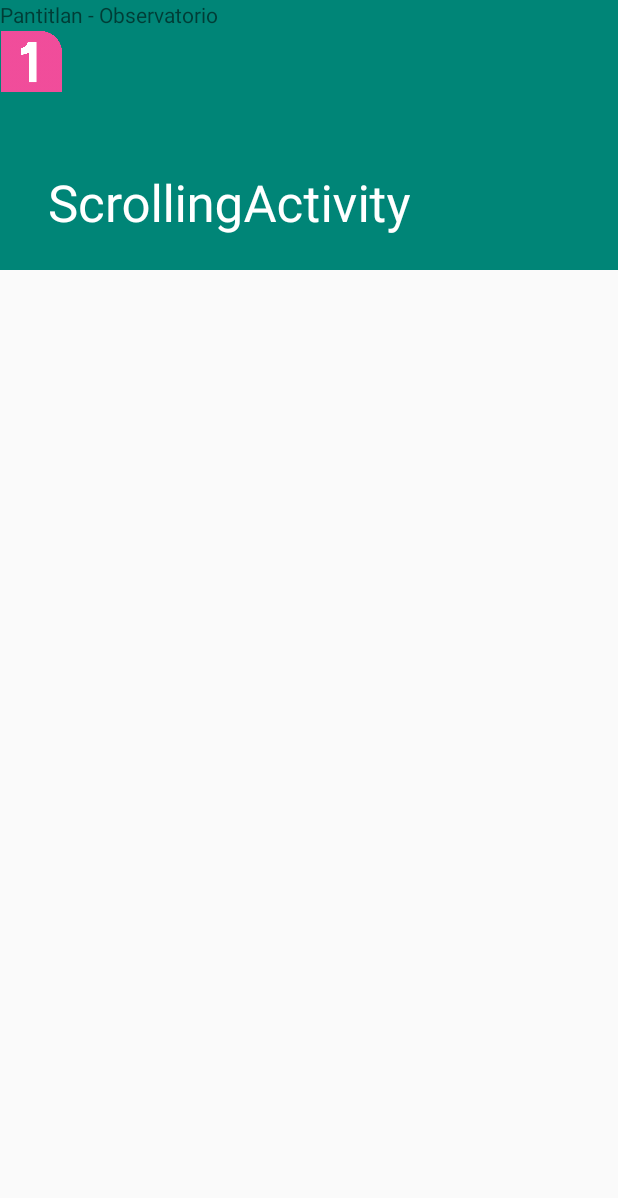
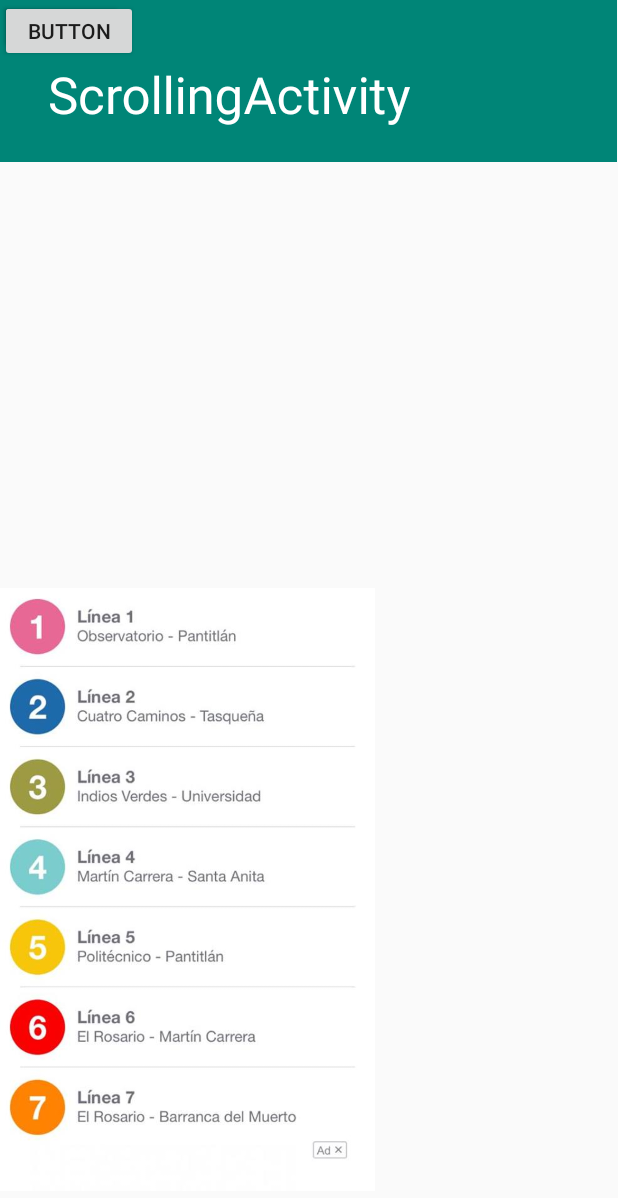
Before and after one commit to Fprietod/appmetro, an Android app: the ScrollingActivity screen opened directly, with no data from a screen before it, on a phone screen of 412 x 824 dp. Shown: the top 1198 px of the screen. Run offline under Robolectric (Android 15) with nearby library versions, the phone set to English and light mode, and no system bars; 1 statement that could not run was skipped.

Commit message:
Agregue pantalla

```diff
--- a/app/src/main/res/layout/activity_scrolling.xml
+++ b/app/src/main/res/layout/activity_scrolling.xml
@@ -6,15 +6,16 @@
     android:layout_width="match_parent"
     android:layout_height="match_parent"
     android:fitsSystemWindows="true"
-    tools:context=".ScrollingActivity">
+    tools:context=".ScrollingActivity"
+    tools:layout_editor_absoluteY="25dp">
 
     <android.support.design.widget.AppBarLayout
         android:id="@+id/app_bar"
         android:layout_width="wrap_content"
-        android:layout_height="180dp"
+        android:layout_height="108dp"
         android:fitsSystemWindows="true"
         android:theme="@style/AppTheme.AppBarOverlay"
-        app:layout_constraintStart_toStartOf="parent"
+        app:layout_constraintStart_toStartOf="@+id/button6"
         app:layout_constraintTop_toTopOf="parent">
 
         <android.support.design.widget.CollapsingToolbarLayout
@@ -37,19 +38,36 @@
     </android.support.design.widget.AppBarLayout>
 
     <ImageView
-        android:id="@+id/imageView4"
-        android:layout_width="42dp"
-        android:layout_height="82dp"
-        app:srcCompat="@drawable/linea1"
-        tools:layout_editor_absoluteX="16dp"
-        tools:layout_editor_absoluteY="163dp" />
+        android:id="@+id/imageView8"
+        android:layout_width="250dp"
+        android:layout_height="462dp"
+        app:layout_constraintBottom_toBottomOf="parent"
+        app:layout_constraintStart_toStartOf="@+id/app_bar"
+        app:srcCompat="@drawable/lineas" />
 
-    <TextView
-        android:id="@+id/textView"
-        android:layout_width="wrap_content"
-        android:layout_height="wrap_content"
-        android:text="Pantitlan - Observatorio"
-        tools:layout_editor_absoluteX="65dp"
-        tools:layout_editor_absoluteY="197dp" />
+    <Button
+        android:id="@+id/button6"
+        android:layout_width="1dp"
+        android:layout_height="134dp"
+        android:text="Button"
+        app:layout_constraintEnd_toStartOf="parent"
+        app:layout_constraintStart_toStartOf="parent"
+        app:layout_constraintTop_toTopOf="@+id/app_bar" />
+
+    <Button
+        android:id="@+id/button8"
+        android:layout_width="82dp"
+        android:layout_height="35dp"
+        android:text="Button"
+        tools:layout_editor_absoluteX="272dp"
+        tools:layout_editor_absoluteY="134dp" />
+
+    <Button
+        android:id="@+id/button9"
+        android:layout_width="92dp"
+        android:layout_height="41dp"
+        android:text="Button"
+        tools:layout_editor_absoluteX="272dp"
+        tools:layout_editor_absoluteY="186dp" />
 
 </android.support.constraint.ConstraintLayout>
--- a/app/src/main/res/values/strings.xml
+++ b/app/src/main/res/values/strings.xml
@@ -91,4 +91,5 @@
         "when a user tries to pick up one of cards.\n\n"
     </string>
     <string name="action_settings">Settings</string>
+    <string name="title_activity_main2">Main2Activity</string>
 </resources>
```
Also changed, not shown: app/src/main/AndroidManifest.xml (+6 -1 lines), app/src/main/java/com/example/felipe/metro2/Main2Activity.java (added, +29 -0 lines), app/src/main/java/com/example/felipe/metro2/Main3Activity.java (added, +13 -0 lines), app/src/main/res/layout/activity_main2.xml (added, +33 -0 lines), app/src/main/res/layout/activity_main3.xml (added, +25 -0 lines), app/src/main/res/layout/content_main2.xml (added, +58 -0 lines), app/src/main/res/drawable/accidente.jpg (added), app/src/main/res/drawable/advertencia.png (added), app/src/main/res/drawable/lineas.jpg (added), app/src/main/res/drawable/ojo.png (added), app/src/main/res/drawable/paloma.png (added).
